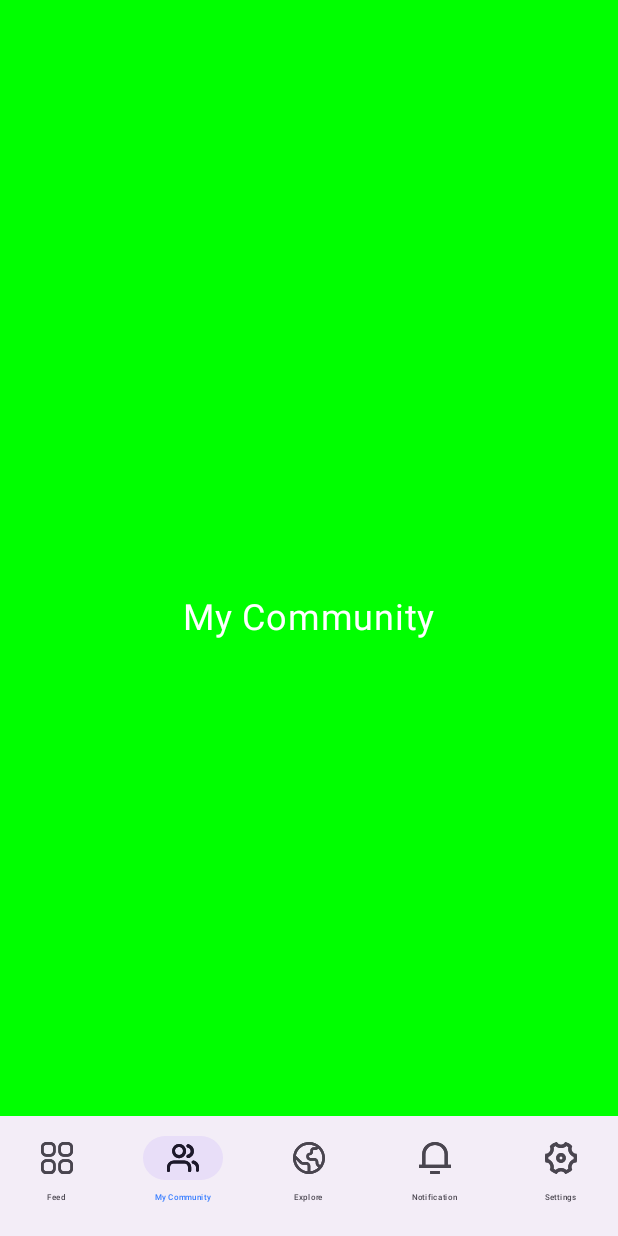
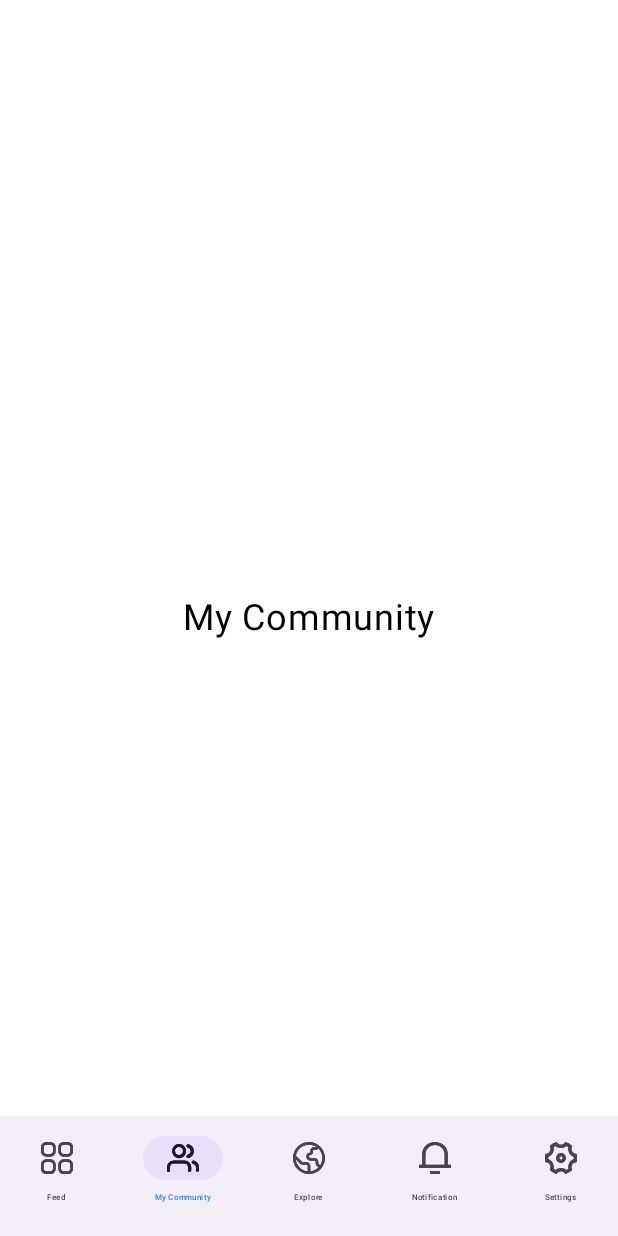
Before and after one commit to saif-uddin-shrabon/Meetmax, an Android app built with Jetpack Compose: the MainScreen screen opened through its navigation route, item 2 of the bottom bar chosen, on a phone screen of 412 x 824 dp. Run offline under Robolectric (Android 15) with nearby library versions, the phone set to English and light mode, and no system bars; our stand-ins replace Dagger/Hilt's generated code, Firebase (no records; nobody signed in at launch, a user with empty details on screens opened directly), livedata-compose; pictures from the network do not load.

Commit message:
Home page design complete

```diff
--- /dev/null
+++ b/app/src/main/java/com/lilab/meetmax/Pages/AppComponent/PostItem.kt
@@ -0,0 +1,352 @@
+package com.lilab.meetmax.Pages.AppComponent
+
+import androidx.compose.foundation.Image
+import androidx.compose.foundation.background
+import androidx.compose.foundation.layout.Arrangement
+import androidx.compose.foundation.layout.Box
+import androidx.compose.foundation.layout.Column
+import androidx.compose.foundation.layout.Row
+import androidx.compose.foundation.layout.Spacer
+import androidx.compose.foundation.layout.aspectRatio
+import androidx.compose.foundation.layout.fillMaxWidth
+import androidx.compose.foundation.layout.height
+import androidx.compose.foundation.layout.padding
+import androidx.compose.foundation.layout.size
+import androidx.compose.foundation.layout.width
+import androidx.compose.foundation.layout.wrapContentWidth
+import androidx.compose.foundation.shape.CircleShape
+import androidx.compose.foundation.shape.RoundedCornerShape
+import androidx.compose.foundation.text.BasicTextField
+import androidx.compose.material3.Divider
+import androidx.compose.material3.Icon
+import androidx.compose.material3.IconButton
+import androidx.compose.material3.Surface
+import androidx.compose.material3.Text
+import androidx.compose.runtime.Composable
+import androidx.compose.ui.Alignment
+import androidx.compose.ui.tooling.preview.Preview
+import androidx.compose.ui.Modifier
+import androidx.compose.ui.draw.clip
+import androidx.compose.ui.graphics.Color
+import androidx.compose.ui.res.painterResource
+import androidx.compose.ui.text.font.Font
+import androidx.compose.ui.text.font.FontFamily
+import androidx.compose.ui.text.font.FontWeight
+import androidx.compose.ui.unit.dp
+import androidx.compose.ui.unit.sp
+import com.lilab.meetmax.R
+import com.lilab.meetmax.ui.theme.LightColorScheme
+
+@Composable
+fun PostItem() {
+         Surface(
+                modifier = Modifier
+                    .fillMaxWidth()
+                    .padding(8.dp),
+                color = Color.White
+         ) {
+             Column(
+                 modifier = Modifier
+                     .fillMaxWidth()
+                     .padding(8.dp)
+             ) {
+
+                 UserDetails()
+                 PostContetnt()
+                 ReactionsSection()
+                 ActionPerpormer()
+                 Comments()
+
+
+             }
+
+         }
+}
+
+@Composable
+fun UserDetails(){
+    Row(
+        modifier = Modifier.fillMaxWidth(),
+        verticalAlignment = Alignment.CenterVertically,
+
+    ){
+
+
+        Image(
+            painter = painterResource(id = R.drawable.profile),
+            contentDescription = "profile",
+            modifier = Modifier
+                .size(40.dp)
+                .clip(CircleShape)
+        )
+
+        Spacer(modifier = Modifier.width(8.dp))
+
+        Column {
+            Text(
+                text ="Saif Uddin",
+                fontFamily = FontFamily(Font(R.font.rbold, FontWeight.Bold)),
+                fontSize = 16.sp,
+                color = LightColorScheme.tertiary
+            )
+
+            Text(
+                text = "15h." + " Public",
+                fontFamily = FontFamily(Font(R.font.rmedium, FontWeight.Normal)),
+                fontSize = 12.sp,
+                color = Color(0xFF4E5D7899),
+            )
+
+        }
+
+        Spacer(modifier = Modifier.weight(1f))
+
+
+        Icon(painter = painterResource(id = R.drawable.threedot),
+            contentDescription = "More Option")
+
+
+    }
+}
+
+@Composable
+private fun PostContetnt() {
+
+    Spacer(modifier = Modifier.height(8.dp))
+
+    Text(
+        text = "If you think adventure is dangerous, try routine, it’s lethal Paulo Coelho! Good morning all friends.",
+        fontFamily = FontFamily(Font(R.font.rmedium, FontWeight.Normal)),
+        fontSize = 14.sp,
+        color = LightColorScheme.tertiary
+    )
+
+    Spacer(modifier = Modifier.height(8.dp))
+
+    Image(
+        painter = painterResource(id = R.drawable.profile),
+        contentDescription = "profile",
+
+        modifier = Modifier
+            .fillMaxWidth()
+            .padding(vertical = 8.dp)
+            .size(200.dp, 200.dp)
+            .clip(RoundedCornerShape(8.dp))
+        )
+}
+
+@Composable
+private fun ReactionsSection() {
+    Spacer(modifier = Modifier.height(8.dp))
+
+    Row(
+        modifier = Modifier.fillMaxWidth(),
+        verticalAlignment = Alignment.CenterVertically
+    ) {
+        Row(
+            verticalAlignment =  Alignment.CenterVertically,
+        ){
+
+            Image(
+                painter = painterResource(id = R.drawable.profile),
+                contentDescription = "Reaction 1",
+                modifier = Modifier
+                    .size(20.dp)
+                    .clip(CircleShape)
+            )
+            Image(
+                painter = painterResource(id = R.drawable.profile),
+                contentDescription = "Reaction 2",
+                modifier = Modifier
+                    .size(20.dp)
+                    .clip(CircleShape)
+            )
+            Image(
+                painter = painterResource(id = R.drawable.profile),
+                contentDescription = "Reaction 3",
+                modifier = Modifier
+                    .size(20.dp)
+                    .clip(CircleShape)
+            )
+
+    }
+
+        //CircleBox
+        Box(modifier = Modifier
+            .size(20.dp)
+            .background(Color.Gray, CircleShape),
+            contentAlignment = Alignment.Center,
+
+        ){
+            Text(
+                text = "+8",
+                fontSize = 12.sp,
+                color = Color.White
+            )
+        }
+
+
+        Spacer(modifier = Modifier.weight(1f))
+
+        Text(
+            text = "3 Comments  5 Shares",
+            fontFamily = FontFamily(Font(R.font.rmedium, FontWeight.Normal)),
+            fontSize = 12.sp,
+            color = LightColorScheme.tertiary
+        )
+
+    }
+}
+
+@Composable
+fun ActionPerpormer(){
+    Spacer(modifier = Modifier.height(8.dp))
+    Divider(color = Color.LightGray, thickness = 1.dp)
+    Spacer(modifier = Modifier.height(8.dp))
+
+    Row(
+        modifier = Modifier.fillMaxWidth(),
+        horizontalArrangement = Arrangement.SpaceEvenly
+    ) {
+        ActionButton(icon = R.drawable.heart_2, text = "Like")
+        ActionButton(icon = R.drawable.comment, text = "Comments")
+        ActionButton(icon = R.drawable.share, text = "Share")
+    }
+
+    Spacer(modifier = Modifier.height(8.dp))
+    Divider(color = Color.LightGray, thickness = 1.dp)
+    Spacer(modifier = Modifier.height(8.dp))
+}
+
+@Composable
+fun Comments(){
+
+    Row (
+        verticalAlignment = Alignment.CenterVertically,
+        horizontalArrangement = Arrangement.SpaceBetween,
+        modifier = Modifier.fillMaxWidth()
+    ){
+
+        Image(
+            painter = painterResource(id = R.drawable.profile), // Replace with your profile image resource
+            contentDescription = "Profile Picture",
+            modifier = Modifier
+                .size(35.dp)
+                .clip(CircleShape)
+        )
+
+
+        Box(
+            modifier = Modifier
+                .height(45.dp)
+                .wrapContentWidth()
+                .background(LightColorScheme.background, RoundedCornerShape(10.dp))
+                .padding(horizontal = 16.dp, vertical = 8.dp)
+                .align(Alignment.CenterVertically),
+        ) {
+
+            Row(
+                verticalAlignment = Alignment.CenterVertically,
+            ) {
+                BasicTextField(
+                    value = "",
+                    onValueChange = {},
+                    singleLine = true,
+
+                    decorationBox = { innerTextField ->
+                        Text(
+                            text = "Write a comment...",
+                            color = Color.Gray,
+
+
+                        )
+
+                        innerTextField()
+                    },
+
+
+                    )
+
+                Spacer(modifier =  Modifier.width(8.dp) )
+
+                Icon(
+                    painter = painterResource(id = R.drawable.gif),
+                    contentDescription = "Send",
+                    modifier = Modifier.size(20.dp),
+                    tint = Color.Gray
+                )
+
+                Spacer(modifier =  Modifier.width(8.dp) )
+                Icon(
+                    painter = painterResource(id = R.drawable.picture),
+                    contentDescription = "Send",
+                    modifier = Modifier.size(20.dp),
+                    tint = Color.Gray
+                )
+                Spacer(modifier =  Modifier.width(8.dp) )
+                Icon(
+                    painter = painterResource(id = R.drawable.smile),
+                    contentDescription = "Send",
+                    modifier = Modifier.size(20.dp),
+                    tint = Color.Gray
+                )
+            }
+
+
+
+
+
+        }
+
+        Box(
+            modifier = Modifier
+                .height(45.dp)
+                .width(45.dp)
+                .background(Color(0x2A377DFF), RoundedCornerShape(10.dp))
+                .padding(horizontal = 16.dp, vertical = 8.dp),
+        ) {
+            IconButton(
+                onClick = { },
+                modifier = Modifier.size(30.dp),
+
+                ) {
+                Icon(
+                    painter = painterResource(R.drawable.send),
+                    contentDescription = "Send",
+                    tint = Color(0xFF377DFF),
+                )
+            }
+        }
+
+    }
+
+}
+
+// Custom Button
+@Composable
+fun ActionButton(icon: Int, text: String) {
+    Row(verticalAlignment = Alignment.CenterVertically) {
+        Icon(
+            painter = painterResource(id = icon),
+            contentDescription = text,
+            modifier = Modifier.size(16.dp),
+            tint = Color.Gray
+        )
+        Spacer(modifier = Modifier.width(4.dp))
+        Text(
+            text = text,
+            color = Color.Gray,
+            fontSize = 14.sp
+        )
+    }
+}
+
+
+
+
+
+@Preview(showBackground = true, heightDp = 640, widthDp = 360)
+@Composable
+fun PostItemPreview() {
+    PostItem()
+}
--- a/app/src/main/java/com/lilab/meetmax/Pages/AppComponent/PostSectionCard.kt
+++ b/app/src/main/java/com/lilab/meetmax/Pages/AppComponent/PostSectionCard.kt
@@ -51,15 +51,17 @@ fun PostSectionCard(){
 
    val shape = CircleShape
     var text by remember { mutableStateOf("") }
+    Box(modifier = Modifier.background(Color.White)) {
+
 
         Column(
 
+            modifier = Modifier.padding(start = 10.dp, top = 16.dp, end = 10.dp, bottom = 16.dp),
             horizontalAlignment = Alignment.CenterHorizontally,
             verticalArrangement = Arrangement.Center
         ) {
             Row {
 
-            Spacer(modifier = Modifier.width(10.dp))
                 Image(
                     painter = painterResource(id = R.drawable.profile),
                     contentDescription = null,
@@ -190,8 +192,9 @@ fun PostSectionCard(){
 
                 Button(
                     modifier = Modifier
-                    .width(70.dp)
-                    .height(35.dp),
+                        .width(80.dp)
+                        .height(35.dp)
+                        .align(Alignment.CenterVertically),
                     shape = RoundedCornerShape(7.dp),
                     colors = ButtonDefaults.buttonColors(
                         containerColor = LightColorScheme.primary,
@@ -201,17 +204,18 @@ fun PostSectionCard(){
                     onClick = { },
                 ) {
 
-                    Text(text = "Post",fontFamily = FontFamily(Font(R.font.rmedium, FontWeight.Medium)),
-                        fontSize = 16.sp,
+                    Text(
+                        text = "Post",
+                        fontFamily = FontFamily(Font(R.font.rmedium, FontWeight.Medium)),
+                        fontSize = 14.sp,
                     )
 
                 }
 
 
-
+            }
 
         }
-
     }
 
 }
--- a/app/src/main/java/com/lilab/meetmax/Pages/AppComponent/StoryComponent.kt
+++ b/app/src/main/java/com/lilab/meetmax/Pages/AppComponent/StoryComponent.kt
@@ -32,6 +32,7 @@ fun StoryComponent(imageUrl : String) {
 
 
     val shape = CircleShape
+    Box(modifier = Modifier.background(Color.White)){
         Column (
 
             modifier = Modifier.padding(start = 10.dp ,top =16.dp, end = 10.dp, bottom = 16.dp),
@@ -76,6 +77,8 @@ fun StoryComponent(imageUrl : String) {
             )
 
         }
+    }
+
 
 
 }
--- a/app/src/main/java/com/lilab/meetmax/Pages/AuthPages/SignupPage.kt
+++ b/app/src/main/java/com/lilab/meetmax/Pages/AuthPages/SignupPage.kt
@@ -236,7 +236,7 @@ fun SignpuFuntionalSection(
             },
             leadingIcon = {
                 Icon(
-                    painter = painterResource(id = R.drawable.lock), // Replace with your password icon
+                    painter = painterResource(id = R.drawable.lock),
                     contentDescription = "Password Icon",
                     tint = Color.Gray
                 )
--- a/app/src/main/java/com/lilab/meetmax/Pages/MainPages/Explore.kt
+++ b/app/src/main/java/com/lilab/meetmax/Pages/MainPages/Explore.kt
@@ -16,12 +16,12 @@ fun Explore(modifier: Modifier = Modifier) {
     Column(
         modifier = modifier
             .fillMaxSize()
-            .background(Color.Green),
+            .background(Color.White),
         verticalArrangement = Arrangement.Center,
         horizontalAlignment = Alignment.CenterHorizontally
     ) {
 
-        Text(text = "Explore", color = Color.White, fontSize = 24.sp)
+        Text(text = "Explore", color = Color.Black, fontSize = 24.sp)
     }
 
 }
--- a/app/src/main/java/com/lilab/meetmax/Pages/MainPages/HomePage.kt
+++ b/app/src/main/java/com/lilab/meetmax/Pages/MainPages/HomePage.kt
@@ -3,24 +3,31 @@ package com.lilab.meetmax.Pages.MainPages
 import androidx.compose.foundation.Image
 import androidx.compose.foundation.background
 import androidx.compose.foundation.border
+import androidx.compose.foundation.gestures.scrollable
 import androidx.compose.foundation.layout.Arrangement
 import androidx.compose.foundation.layout.Box
 import androidx.compose.foundation.layout.Column
 import androidx.compose.foundation.layout.Row
 import androidx.compose.foundation.layout.Spacer
+import androidx.compose.foundation.layout.fillMaxHeight
 import androidx.compose.foundation.layout.fillMaxWidth
 import androidx.compose.foundation.layout.height
 import androidx.compose.foundation.layout.heightIn
 import androidx.compose.foundation.layout.padding
 import androidx.compose.foundation.layout.size
 import androidx.compose.foundation.layout.width
+import androidx.compose.foundation.layout.wrapContentHeight
 import androidx.compose.foundation.layout.wrapContentSize
 import androidx.compose.foundation.layout.wrapContentWidth
 import androidx.compose.foundation.lazy.LazyColumn
 import androidx.compose.foundation.lazy.LazyRow
+import androidx.compose.foundation.rememberScrollState
 import androidx.compose.foundation.shape.CircleShape
 import androidx.compose.foundation.shape.RoundedCornerShape
+import androidx.compose.foundation.text.BasicTextField
+import androidx.compose.foundation.verticalScroll
 import androidx.compose.material3.ExperimentalMaterial3Api
+import androidx.compose.material3.Icon
 import androidx.compose.material3.OutlinedTextField
 import androidx.compose.material3.Scaffold
 import androidx.compose.material3.SearchBar
@@ -37,33 +44,54 @@ import androidx.compose.ui.draw.clip
 import androidx.compose.ui.graphics.Color
 import androidx.compose.ui.res.painterResource
 import androidx.compose.ui.res.stringResource
+import androidx.compose.ui.text.style.TextAlign
 import androidx.compose.ui.tooling.preview.Preview
 import androidx.compose.ui.unit.dp
 import androidx.compose.ui.unit.sp
+import com.lilab.meetmax.Pages.AppComponent.PostItem
 import com.lilab.meetmax.Pages.AppComponent.PostSectionCard
 import com.lilab.meetmax.Pages.AppComponent.StoryComponent
 import com.lilab.meetmax.R.drawable
 import com.lilab.meetmax.R
+import com.lilab.meetmax.ui.theme.LightColorScheme
 
 @Composable
 fun HomePage(modifier: Modifier = Modifier) {
 
-
-   Scaffold(
-       topBar = {Toolbar()}
-   ) {it ->
+    val state = rememberScrollState()
+   Scaffold {it ->
          Column(
-              modifier = modifier.padding(it),
+              modifier = modifier
+                  .padding(it)
+                  .background(LightColorScheme.background),
               verticalArrangement = Arrangement.Center,
               horizontalAlignment = Alignment.CenterHorizontally
          ) {
+
+             LazyColumn {
+                    item{
+                        Toolbar()
+                        Spacer(modifier = Modifier.height(10.dp))
                         LazyRow {
                             items(10) {
                                 StoryComponent("https://picsum.photos/200/300")
                             }
                         }
+
                         Spacer(modifier = Modifier.height(10.dp))
                         PostSectionCard()
+                        Spacer(modifier = Modifier.height(10.dp))
+                    }
+
+
+                 items(10) {
+                     PostItem()
+                 }
+             }
+
+
+
+
          }
 
    }
@@ -76,16 +104,14 @@ private fun Toolbar() {
         modifier = Modifier
             .fillMaxWidth()
             .height(80.dp)
-            .padding(horizontal = 10.dp),
+            .background(Color.White),
         horizontalArrangement = Arrangement.SpaceBetween,
         verticalAlignment = Alignment.CenterVertically
     ) {
 
-
-
+        Spacer(modifier = Modifier.width(5.dp))
 
         Box(
-            modifier = Modifier.padding(6.dp),
             contentAlignment = Alignment.Center
         ) {
             Image(
@@ -99,13 +125,22 @@ private fun Toolbar() {
         }
         SearchBar()
 
+        Box(
+            contentAlignment = Alignment.Center
+        ) {
             Image(
                 painter = painterResource(id = com.lilab.meetmax.R.drawable.message),
                 contentDescription = "Angle Down Icon",
                 Modifier
                     .size(24.dp)
-                .padding(end = 2.dp)
+
             )
+
+        }
+
+        Spacer(modifier = Modifier.width(5.dp))
+
+
     }
 }
 
@@ -113,10 +148,11 @@ private fun Toolbar() {
 @Composable
 fun SearchBar(){
 
+
         OutlinedTextField(
             modifier = Modifier
-                .height(48.dp)
-                .width(201.dp),
+                .height(50.dp)
+                .width(250.dp),
             value = "",
             onValueChange = {},
             leadingIcon = {
@@ -128,18 +164,17 @@ fun SearchBar(){
             },
             placeholder = {
                 Text(
+
                     text = stringResource(id = R.string.SearchPlaceholder),
-                    fontSize = 10.sp
+                    fontSize = 12.sp,
+                    textAlign = TextAlign.Center,
                 )
             },
-            colors = TextFieldDefaults.outlinedTextFieldColors(
-                unfocusedBorderColor = Color.Gray.copy(
-                    alpha = 1f
-                ),
-                focusedBorderColor = Color.Gray,
-                cursorColor = Color.White
+
         )
-        )
+
+
+
 }
 
 @Preview(showBackground = true,  widthDp = 360, heightDp = 640)
--- a/app/src/main/java/com/lilab/meetmax/Pages/MainPages/MyCommunity.kt
+++ b/app/src/main/java/com/lilab/meetmax/Pages/MainPages/MyCommunity.kt
@@ -16,12 +16,12 @@ fun MyCommunity(modifier: Modifier = Modifier) {
     Column(
         modifier = modifier
             .fillMaxSize()
-            .background(Color.Green),
+            .background(Color.White),
         verticalArrangement = Arrangement.Center,
         horizontalAlignment = Alignment.CenterHorizontally
     ) {
 
-        Text(text = "My Community", color = Color.White, fontSize = 24.sp)
+        Text(text = "My Community", color = Color.Black, fontSize = 24.sp)
     }
 
 }
--- a/app/src/main/java/com/lilab/meetmax/Pages/MainPages/Notification.kt
+++ b/app/src/main/java/com/lilab/meetmax/Pages/MainPages/Notification.kt
@@ -16,12 +16,12 @@ fun Notifications(modifier: Modifier = Modifier) {
     Column(
         modifier = modifier
             .fillMaxSize()
-            .background(Color.Green),
+            .background(Color.White),
         verticalArrangement = Arrangement.Center,
         horizontalAlignment = Alignment.CenterHorizontally
     ) {
 
-        Text(text = "Notification", color = Color.White, fontSize = 24.sp)
+        Text(text = "Notification", color = Color.Black, fontSize = 24.sp)
     }
 
 }
--- a/app/src/main/java/com/lilab/meetmax/Pages/MainPages/Settings.kt
+++ b/app/src/main/java/com/lilab/meetmax/Pages/MainPages/Settings.kt
@@ -16,12 +16,12 @@ fun Settings(modifier: Modifier = Modifier) {
     Column(
         modifier = modifier
             .fillMaxSize()
-            .background(Color.Green),
+            .background(Color.White),
         verticalArrangement = Arrangement.Center,
         horizontalAlignment = Alignment.CenterHorizontally
     ) {
 
-        Text(text = "Settings", color = Color.White, fontSize = 24.sp)
+        Text(text = "Settings", color = Color.Black, fontSize = 24.sp)
     }
 
 }
--- /dev/null
+++ b/app/src/main/res/drawable/threedot.xml
@@ -0,0 +1,12 @@
+<vector xmlns:android="http://schemas.android.com/apk/res/android"
+    android:width="16dp"
+    android:height="4dp"
+    android:viewportWidth="16"
+    android:viewportHeight="4">
+  <path
+      android:pathData="M2,0C0.9,0 0,0.9 0,2C0,3.1 0.9,4 2,4C3.1,4 4,3.1 4,2C4,0.9 3.1,0 2,0ZM14,0C12.9,0 12,0.9 12,2C12,3.1 12.9,4 14,4C15.1,4 16,3.1 16,2C16,0.9 15.1,0 14,0ZM8,0C6.9,0 6,0.9 6,2C6,3.1 6.9,4 8,4C9.1,4 10,3.1 10,2C10,0.9 9.1,0 8,0Z"
+      android:fillColor="#ffffff"/>
+  <path
+      android:pathData="M2,0C0.9,0 0,0.9 0,2C0,3.1 0.9,4 2,4C3.1,4 4,3.1 4,2C4,0.9 3.1,0 2,0ZM14,0C12.9,0 12,0.9 12,2C12,3.1 12.9,4 14,4C15.1,4 16,3.1 16,2C16,0.9 15.1,0 14,0ZM8,0C6.9,0 6,0.9 6,2C6,3.1 6.9,4 8,4C9.1,4 10,3.1 10,2C10,0.9 9.1,0 8,0Z"
+      android:fillColor="#4E5D78"/>
+</vector>
```
Lines whose indentation alone changed are shown as unchanged.
